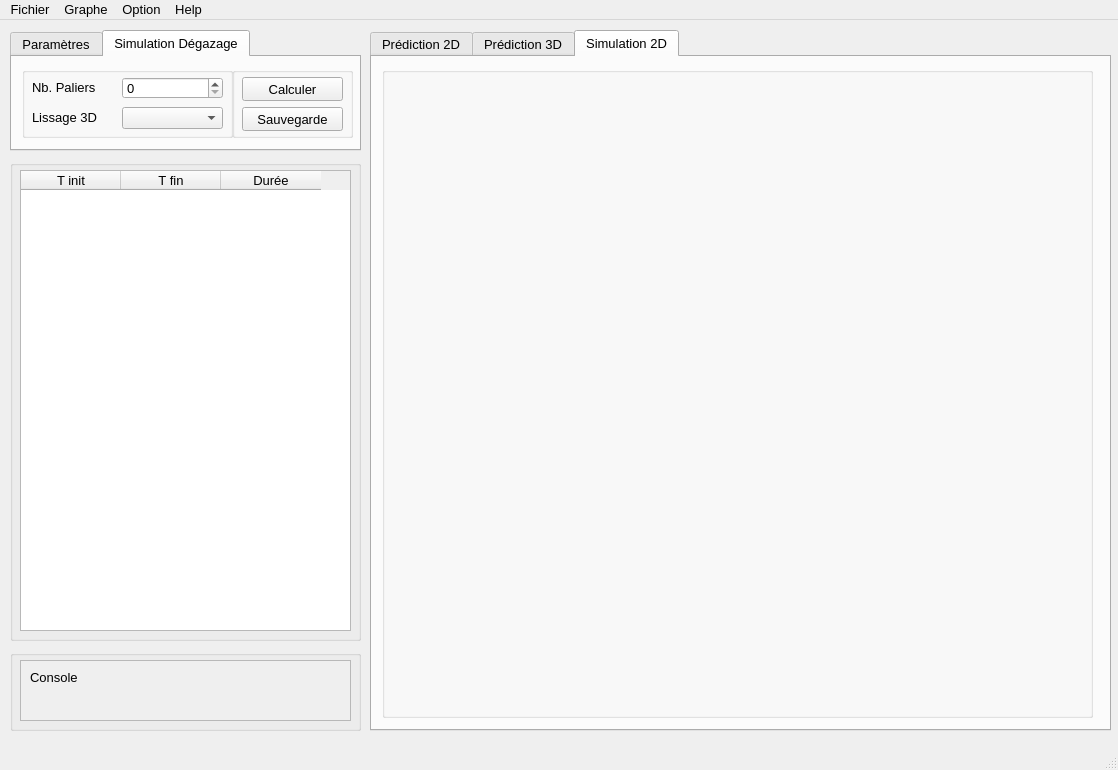
Qt form ui/window.ui (LanceryH/CNES-LP-VB5E) before a commit.
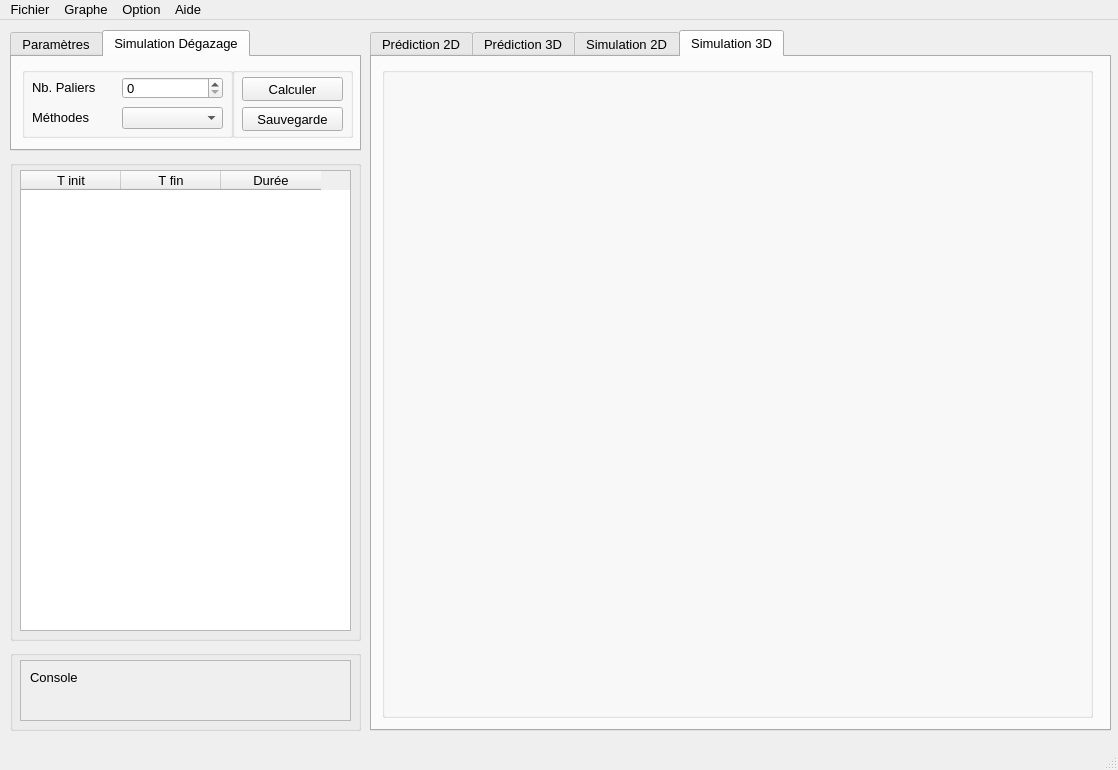
The same form after that commit. The open tabs and pages were chosen to show the change.

Diff of the .ui file:
```diff
--- a/ui/window.ui
+++ b/ui/window.ui
@@ -194,7 +194,7 @@
         </rect>
        </property>
        <property name="text">
-        <string>Lissage 3D</string>
+        <string>Méthodes</string>
        </property>
       </widget>
       <widget class="QComboBox" name="comboBox_9">
@@ -1561,7 +1561,7 @@
      </rect>
     </property>
     <property name="currentIndex">
-     <number>2</number>
+     <number>3</number>
     </property>
     <widget class="QWidget" name="tab_3">
      <attribute name="title">
@@ -1617,6 +1617,24 @@
       </property>
      </widget>
     </widget>
+    <widget class="QWidget" name="tab_6">
+     <attribute name="title">
+      <string>Simulation 3D</string>
+     </attribute>
+     <widget class="QGroupBox" name="groupBox_15">
+      <property name="geometry">
+       <rect>
+        <x>10</x>
+        <y>10</y>
+        <width>711</width>
+        <height>651</height>
+       </rect>
+      </property>
+      <property name="title">
+       <string/>
+      </property>
+     </widget>
+    </widget>
    </widget>
   </widget>
   <widget class="QMenuBar" name="menubar">
@@ -1625,7 +1643,7 @@
      <x>0</x>
      <y>0</y>
      <width>1118</width>
-     <height>23</height>
+     <height>21</height>
     </rect>
    </property>
    <widget class="QMenu" name="menuFichier">
@@ -1659,7 +1677,7 @@
    </widget>
    <widget class="QMenu" name="menuHelp">
     <property name="title">
-     <string>Help</string>
+     <string>Aide</string>
     </property>
     <addaction name="actionRead_me"/>
    </widget>
```
